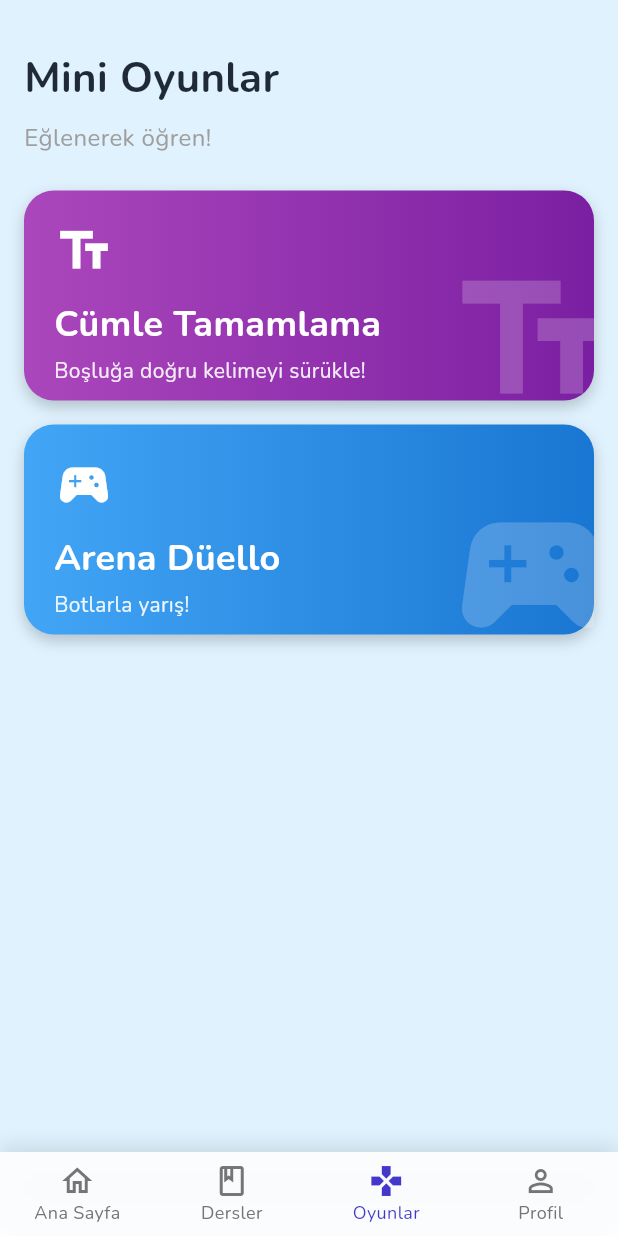
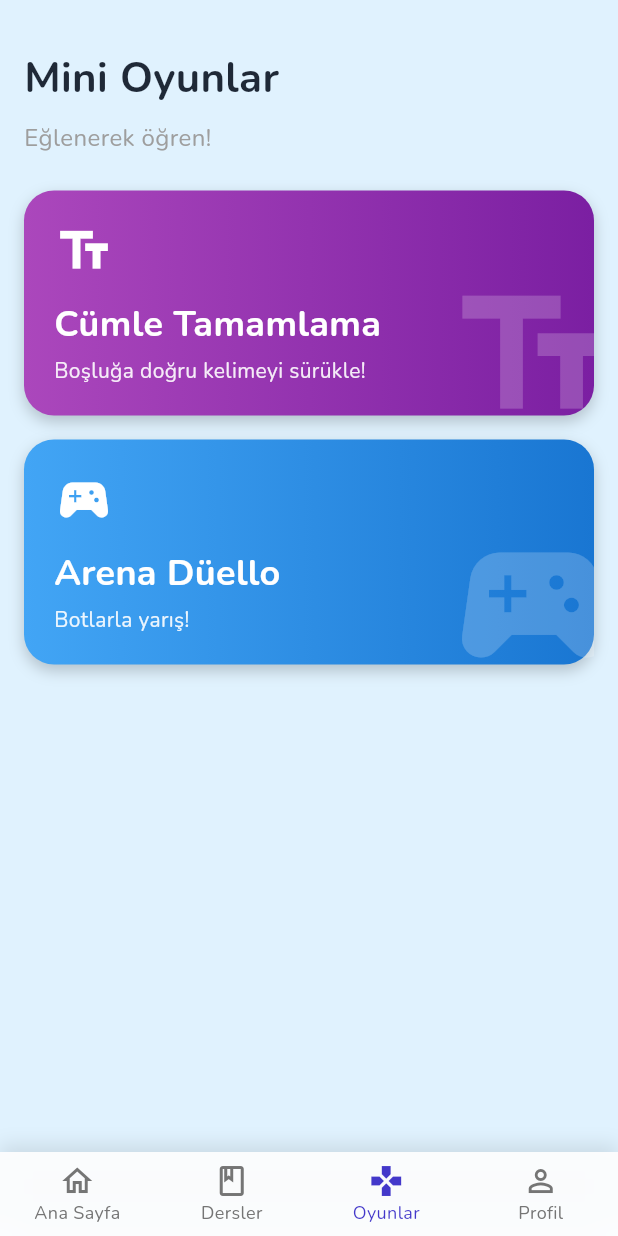
Before and after one commit to Emire221/para, a Flutter app: the screen it shows once a user with an empty profile is signed in, item 3 of the bottom bar chosen, on a phone screen of 412 x 824 dp. Run offline on Flutter 3.47's test engine with Material 3 defaults, Android fonts, the phone set to English and light mode, and no system bars; our stand-ins replace cloud_firestore, firebase_auth, firebase_core, firebase_storage, flutter_local_notifications, flutter_riverpod and 7 more; missing offline and left inert: shake; accounts and stored records are empty.

```diff
--- a/lib/screens/tabs/games_tab.dart
+++ b/lib/screens/tabs/games_tab.dart
@@ -72,7 +72,9 @@ class GamesTab extends StatelessWidget {
     return GestureDetector(
       onTap: onTap,
       child: Container(
-        height: 140,
+        constraints: const BoxConstraints(
+          minHeight: 140, // Minimum yükseklik
+        ),
         decoration: BoxDecoration(
           gradient: gradient,
           borderRadius: BorderRadius.circular(20),
@@ -99,7 +101,7 @@ class GamesTab extends StatelessWidget {
               padding: const EdgeInsets.all(20),
               child: Column(
                 crossAxisAlignment: CrossAxisAlignment.start,
-                mainAxisAlignment: MainAxisAlignment.center,
+                mainAxisSize: MainAxisSize.min, // Flexible size
                 children: [
                   Icon(icon, color: Colors.white, size: 40),
                   const SizedBox(height: 12),
```
Also changed, not shown: lib/features/mascot/presentation/widgets/mascot_widget.dart (+7 -2 lines), lib/screens/test_screen.dart (+7 -2 lines), lib/widgets/game_result_card.dart (+8 -10 lines).
